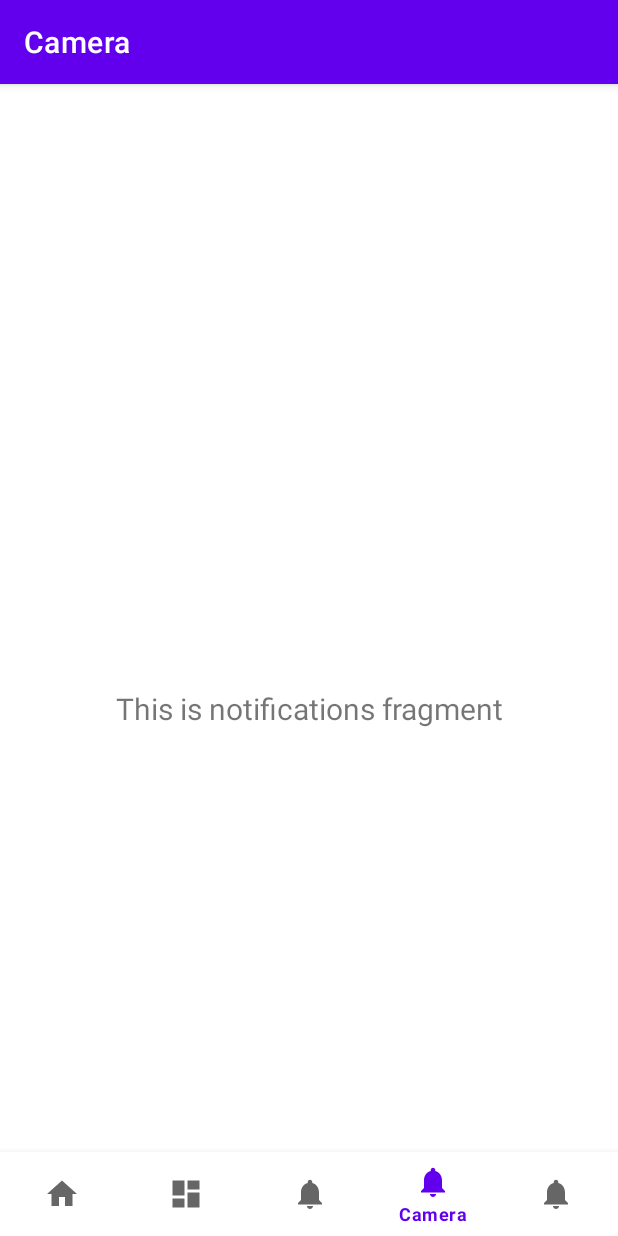
After one commit to CMPUT301F24pekkas/mini-pekkas, an Android app: the CameraFragment screen opened through its navigation route, on a phone screen of 412 x 824 dp. The commit adds this screen. Run offline under Robolectric (Android 15) with nearby library versions, the phone set to English and light mode, and no system bars; our stand-ins replace navigation-ui.

Commit message:
setup navbar

```diff
--- a/app/src/main/java/com/example/mini_pekkas/MainActivity.java
+++ b/app/src/main/java/com/example/mini_pekkas/MainActivity.java
@@ -4,7 +4,7 @@ import android.os.Bundle;
 
 import androidx.appcompat.app.AppCompatActivity;
 import androidx.navigation.NavController;
-import androidx.navigation.Navigation;
+import androidx.navigation.fragment.NavHostFragment;
 import androidx.navigation.ui.AppBarConfiguration;
 import androidx.navigation.ui.NavigationUI;
 
@@ -26,9 +26,16 @@ public class MainActivity extends AppCompatActivity {
         // Passing each menu ID as a set of Ids because each
         // menu should be considered as top level destinations.
         AppBarConfiguration appBarConfiguration = new AppBarConfiguration.Builder(
-                R.id.navigation_home, R.id.navigation_dashboard, R.id.navigation_notifications)
+                R.id.navigation_home, R.id.navigation_dashboard, R.id.navigation_notifications, R.id.navigation_camera, R.id.navigation_profile)
                 .build();
-        NavController navController = Navigation.findNavController(this, R.id.nav_host_fragment_activity_main);
+
+        //NavController navController = Navigation.findNavController(this, R.id.nav_host_fragment_activity_main);
+        // Replacement for fragment -> FragmentContainerView
+        NavHostFragment navFragment = (NavHostFragment) getSupportFragmentManager().findFragmentById(R.id.nav_host_fragment_activity_main);
+        assert navFragment != null;
+        NavController navController = navFragment.getNavController();
+
+
         NavigationUI.setupActionBarWithNavController(this, navController, appBarConfiguration);
         NavigationUI.setupWithNavController(binding.navView, navController);
     }
--- /dev/null
+++ b/app/src/main/java/com/example/mini_pekkas/ui/camera/CameraFragment.java
@@ -0,0 +1,37 @@
+package com.example.mini_pekkas.ui.camera;
+
+import android.os.Bundle;
+import android.view.LayoutInflater;
+import android.view.View;
+import android.view.ViewGroup;
+import android.widget.TextView;
+
+import androidx.annotation.NonNull;
+import androidx.fragment.app.Fragment;
+import androidx.lifecycle.ViewModelProvider;
+
+import com.example.mini_pekkas.databinding.FragmentNotificationsBinding;
+
+public class CameraFragment extends Fragment {
+
+    private FragmentNotificationsBinding binding;
+
+    public View onCreateView(@NonNull LayoutInflater inflater,
+                             ViewGroup container, Bundle savedInstanceState) {
+        CameraViewModel notificationsViewModel =
+                new ViewModelProvider(this).get(CameraViewModel.class);
+
+        binding = FragmentNotificationsBinding.inflate(inflater, container, false);
+        View root = binding.getRoot();
+
+        final TextView textView = binding.textNotifications;
+        notificationsViewModel.getText().observe(getViewLifecycleOwner(), textView::setText);
+        return root;
+    }
+
+    @Override
+    public void onDestroyView() {
+        super.onDestroyView();
+        binding = null;
+    }
+}
--- /dev/null
+++ b/app/src/main/java/com/example/mini_pekkas/ui/camera/CameraViewModel.java
@@ -0,0 +1,19 @@
+package com.example.mini_pekkas.ui.camera;
+
+import androidx.lifecycle.LiveData;
+import androidx.lifecycle.MutableLiveData;
+import androidx.lifecycle.ViewModel;
+
+public class CameraViewModel extends ViewModel {
+
+    private final MutableLiveData<String> mText;
+
+    public CameraViewModel() {
+        mText = new MutableLiveData<>();
+        mText.setValue("This is notifications fragment");
+    }
+
+    public LiveData<String> getText() {
+        return mText;
+    }
+}
--- a/app/src/main/res/layout/activity_main.xml
+++ b/app/src/main/res/layout/activity_main.xml
@@ -18,7 +18,7 @@
         app:layout_constraintRight_toRightOf="parent"
         app:menu="@menu/bottom_nav_menu" />
 
-    <fragment
+    <androidx.fragment.app.FragmentContainerView
         android:id="@+id/nav_host_fragment_activity_main"
         android:name="androidx.navigation.fragment.NavHostFragment"
         android:layout_width="match_parent"
--- a/app/src/main/res/menu/bottom_nav_menu.xml
+++ b/app/src/main/res/menu/bottom_nav_menu.xml
@@ -16,4 +16,14 @@
         android:icon="@drawable/ic_notifications_black_24dp"
         android:title="@string/title_notifications" />
 
+    <item
+        android:id="@+id/navigation_camera"
+        android:icon="@drawable/ic_notifications_black_24dp"
+        android:title="@string/title_camera" />
+
+    <item
+        android:id="@+id/navigation_profile"
+        android:icon="@drawable/ic_notifications_black_24dp"
+        android:title="@string/title_profile" />
+
 </menu>
--- a/app/src/main/res/navigation/mobile_navigation.xml
+++ b/app/src/main/res/navigation/mobile_navigation.xml
@@ -22,4 +22,16 @@
         android:name="com.example.mini_pekkas.ui.notifications.NotificationsFragment"
         android:label="@string/title_notifications"
         tools:layout="@layout/fragment_notifications" />
+
+    <fragment
+        android:id="@+id/navigation_camera"
+        android:name="com.example.mini_pekkas.ui.camera.CameraFragment"
+        android:label="@string/title_camera"
+        tools:layout="@layout/fragment_camera" />
+
+    <fragment
+        android:id="@+id/navigation_profile"
+        android:name="com.example.mini_pekkas.ui.profile.ProfileFragment"
+        android:label="@string/title_profile"
+        tools:layout="@layout/fragment_profile" />
 </navigation>
--- a/app/src/main/res/values/strings.xml
+++ b/app/src/main/res/values/strings.xml
@@ -3,4 +3,6 @@
     <string name="title_home">Home</string>
     <string name="title_dashboard">Dashboard</string>
     <string name="title_notifications">Notifications</string>
+    <string name="title_camera">Camera</string>
+    <string name="title_profile">Profile</string>
 </resources>
```
Also changed, not shown: app/src/main/java/com/example/mini_pekkas/ui/profile/ProfileFragment.java (added, +37 -0 lines), app/src/main/java/com/example/mini_pekkas/ui/profile/ProfileViewModel.java (added, +19 -0 lines), app/src/main/res/layout/fragment_camera.xml (added, +22 -0 lines), app/src/main/res/layout/fragment_profile.xml (added, +22 -0 lines), 12 other files.
